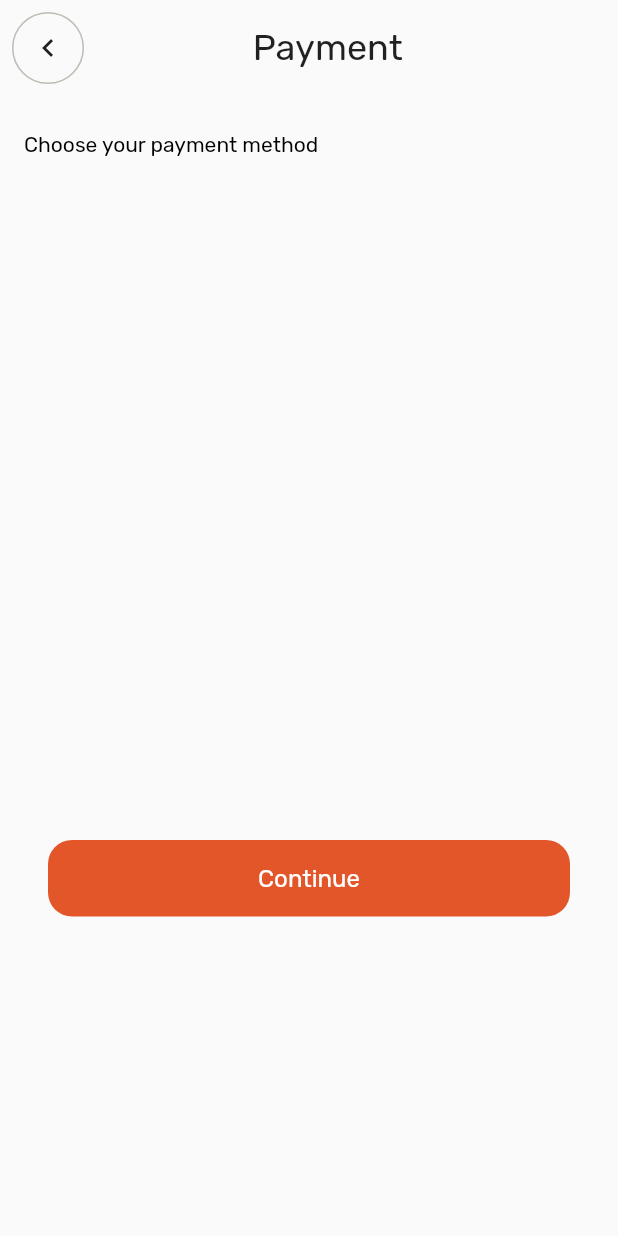
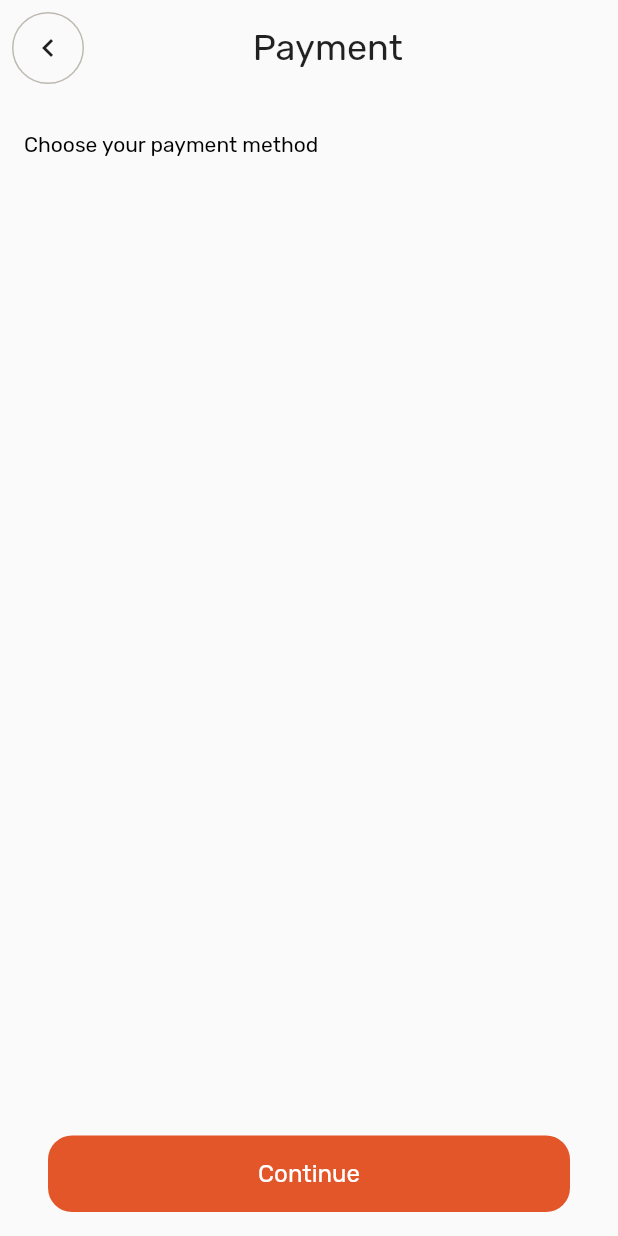
Before and after one commit to eajane28/edtech_mobileapp, a Flutter app: the PaymentMethodView screen opened directly with empty values, on a phone screen of 412 x 824 dp. Run offline on Flutter 3.47's test engine with Material 2 defaults, Android fonts, the phone set to English and light mode, and no system bars; our stand-ins replace cached_network_image, cloud_firestore, dartz, firebase_auth, firebase_core, flutter_svg and 6 more; missing offline and left inert: relative_time; accounts and stored records are empty.

```diff
--- a/lib/ui/common/ui_helpers.dart
+++ b/lib/ui/common/ui_helpers.dart
@@ -170,8 +170,7 @@ String formatCreditCardNumber(String input) {
   String spacedInput;
   spacedInput = buffer.toString();
   if (buffer.toString().length % 4 == 0) {
-    int numOfSpaces = (buffer.toString().length / 4).ceil() - 1;
-    print(numOfSpaces);
+    (buffer.toString().length / 4).ceil() - 1;
 
     // Split the cleaned input into groups of four characters
     List<String> groups = [];
--- a/lib/ui/views/payment_method/payment_method_view.dart
+++ b/lib/ui/views/payment_method/payment_method_view.dart
@@ -1,4 +1,5 @@
 import 'package:edtech_mobile/model/payment_data.dart';
+import 'package:edtech_mobile/ui/common/ui_helpers.dart';
 import 'package:edtech_mobile/ui/views/widgets/appbar.dart';
 import 'package:edtech_mobile/ui/views/widgets/button.dart';
 import 'package:edtech_mobile/ui/views/widgets/payment_cards.dart';
@@ -24,7 +25,8 @@ class PaymentMethodView extends StackedView<PaymentMethodViewModel> {
           title: 'Payment',
           onTap: viewModel.back,
         ),
-        body: Padding(
+        body: Container(
+          height: screenHeight(context),
           padding: const EdgeInsets.symmetric(horizontal: 16.0),
           child: Column(
             children: [
@@ -40,19 +42,29 @@ class PaymentMethodView extends StackedView<PaymentMethodViewModel> {
                   ),
                 ),
               ),
-              const SizedBox(height: 78),
+              const SizedBox(height: 32),
               Padding(
                 padding: const EdgeInsets.symmetric(horizontal: 6.0),
                 child: Column(
                   children: [
-                    for (var card in viewModel.paymentMethods!) PaymentItem(card: card),
+                    for (var card in viewModel.paymentMethods!)
+                      PaymentItem(
+                          card: card,
+                          index: viewModel.paymentMethods!.indexOf(card),
+                          groupValue: viewModel.groupValue,
+                          onPressed:
+                          viewModel.selectedCard,
+                      ),
                   ],
                 ),
               ),
               const SizedBox(height: 361),
-              Container(
-                  margin: const EdgeInsets.all(16.0),
-                  child: MyButton(title: 'Continue', onTap: viewModel.proceed))
+              Expanded(child: Container()),
+              Align(
+                alignment: Alignment.bottomCenter,
+                child: Container(
+                    margin: const EdgeInsets.all(16.0), child: MyButton(title: 'Continue', onTap: viewModel.proceed)),
+              )
             ],
           ),
         ),
--- a/lib/ui/views/payment_method/payment_method_viewmodel.dart
+++ b/lib/ui/views/payment_method/payment_method_viewmodel.dart
@@ -14,6 +14,9 @@ class PaymentMethodViewModel extends BaseViewModel {
   final _paymentRepository = locator<PaymentRepository>();
   final _snackBarService = locator<SnackbarService>();
   List<PaymentData>? paymentMethods;
+  late PaymentData selectedPaymentData;
+  int groupValue = 0;
+
 
   void init() async {
     setBusy(true);
@@ -35,4 +38,10 @@ class PaymentMethodViewModel extends BaseViewModel {
   void back() {
     _navigationService.back();
   }
+
+  void selectedCard(PaymentData card){
+    groupValue = paymentMethods!.indexOf(card);
+    selectedPaymentData = card;
+    rebuildUi();
+  }
 }
```
Also changed, not shown: lib/ui/views/widgets/payment_cards.dart (+18 -2 lines).
